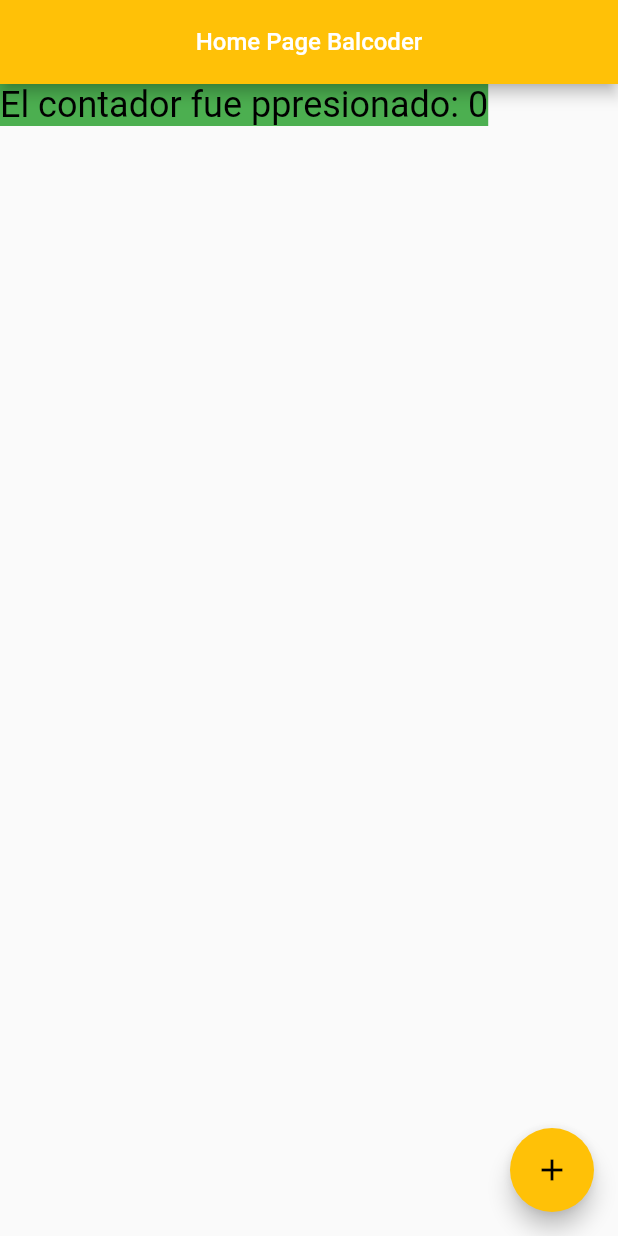
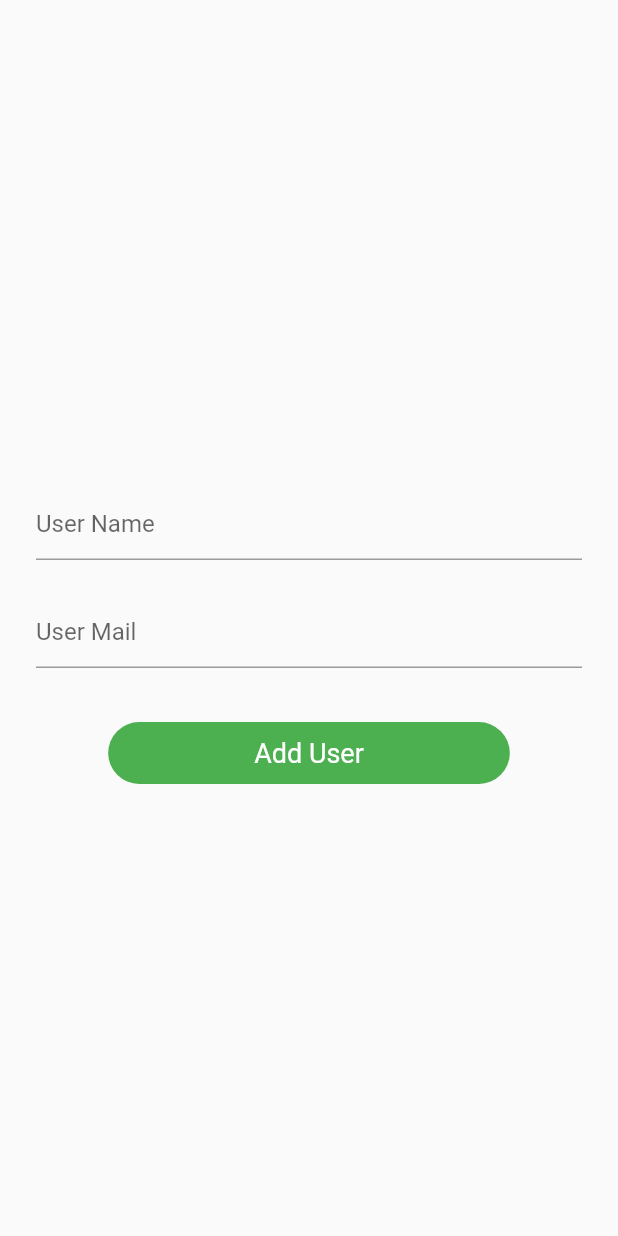
Before and after one commit to sneydermc3007/flutter_Firstapp_Balcoder, a Flutter app: the screen it shows after launch, on a phone screen of 412 x 824 dp. Run offline on Flutter 3.47's test engine with Material 2 defaults, Android fonts, the phone set to English and light mode, and no system bars.

```diff
--- a/lib/main.dart
+++ b/lib/main.dart
@@ -1,5 +1,6 @@
 import 'package:flutter/material.dart';
 import 'package:flutter_first_app_balcoder/ui/home_page.dart';
+import 'package:flutter_first_app_balcoder/ui/user/user_form_page.dart';
 
 void main() {
   runApp(MyApp());
@@ -12,103 +13,9 @@
     return MaterialApp(
       title: 'Flutter Demo',
       theme: ThemeData(
-        // This is the theme of your application.
-        //
-        // Try running your application with "flutter run". You'll see the
-        // application has a blue toolbar. Then, without quitting the app, try
-        // changing the primarySwatch below to Colors.green and then invoke
-        // "hot reload" (press "r" in the console where you ran "flutter run",
-        // or simply save your changes to "hot reload" in a Flutter IDE).
-        // Notice that the counter didn't reset back to zero; the application
-        // is not restarted.
-        primarySwatch: Colors.amber,
+        primarySwatch: Colors.blue,
       ),
-      home: HomePage(),
+      home: UserFormPage(),
     );
   }
 }
-
-// class MyHomePage extends StatefulWidget {
-//   MyHomePage({Key? key, required this.title}) : super(key: key);
-
-//   // This widget is the home page of your application. It is stateful, meaning
-//   // that it has a State object (defined below) that contains fields that affect
-//   // how it looks.
-
-//   // This class is the configuration for the state. It holds the values (in this
-//   // case the title) provided by the parent (in this case the App widget) and
-//   // used by the build method of the State. Fields in a Widget subclass are
-//   // always marked "final".
-
-//   final String title;
-
-//   @override
-//   _MyHomePageState createState() => _MyHomePageState();
-// }
-
-// class _MyHomePageState extends State<MyHomePage> {
-//   int _counter = 0;
-
-//   void _incrementCounter() {
-//     setState(() {
-//       // This call to setState tells the Flutter framework that something has
-//       // changed in this State, which causes it to rerun the build method below
-//       // so that the display can reflect the updated values. If we changed
-//       // _counter without calling setState(), then the build method would not be
-//       // called again, and so nothing would appear to happen.
-//       _counter++;
-//     });
-//   }
-
-//   @override
-//   Widget build(BuildContext context) {
-//     // This method is rerun every time setState is called, for instance as done
-//     // by the _incrementCounter method above.
-//     //
-//     // The Flutter framework has been optimized to make rerunning build methods
-//     // fast, so that you can just rebuild anything that needs updating rather
-//     // than having to individually change instances of widgets.
-//     return Scaffold(
-//       appBar: AppBar(
-//         // Here we take the value from the MyHomePage object that was created by
-//         // the App.build method, and use it to set our appbar title.
-//         title: Text(widget.title),
-//       ),
-//       body: Center(
-//         // Center is a layout widget. It takes a single child and positions it
-//         // in the middle of the parent.
-//         child: Column(
-//           // Column is also a layout widget. It takes a list of children and
-//           // arranges them vertically. By default, it sizes itself to fit its
-//           // children horizontally, and tries to be as tall as its parent.
-//           //
-//           // Invoke "debug painting" (press "p" in the console, choose the
-//           // "Toggle Debug Paint" action from the Flutter Inspector in Android
-//           // Studio, or the "Toggle Debug Paint" command in Visual Studio Code)
-//           // to see the wireframe for each widget.
-//           //
-//           // Column has various properties to control how it sizes itself and
-//           // how it positions its children. Here we use mainAxisAlignment to
-//           // center the children vertically; the main axis here is the vertical
-//           // axis because Columns are vertical (the cross axis would be
-//           // horizontal).
-//           mainAxisAlignment: MainAxisAlignment.center,
-//           children: <Widget>[
-//             Text(
-//               'You have pushed the button this many times:',
-//             ),
-//             Text(
-//               '$_counter',
-//               style: Theme.of(context).textTheme.headline4,
-//             ),
-//           ],
-//         ),
-//       ),
-//       floatingActionButton: FloatingActionButton(
-//         onPressed: _incrementCounter,
-//         tooltip: 'Increment',
-//         child: Icon(Icons.add),
-//       ), // This trailing comma makes auto-formatting nicer for build methods.
-//     );
-//   }
-// }
--- a/lib/ui/home_page.dart
+++ b/lib/ui/home_page.dart
@@ -1,19 +1,18 @@
 import 'package:flutter/material.dart';
 
 class HomePage extends StatefulWidget {
-  const HomePage({ Key? key }) : super(key: key);
+  const HomePage({Key? key}) : super(key: key);
 
   @override
   _HomePageState createState() => _HomePageState();
 }
 
 class _HomePageState extends State<HomePage> {
-
   int _counter = 0;
 
-  contar() {
+  increseCounter() {
     setState(() {
-        _counter = _counter + 1;
+      _counter++;
     });
   }
 
@@ -21,20 +20,20 @@
   Widget build(BuildContext context) {
     return Scaffold(
       appBar: AppBar(
-        title: Center(
-          child: Text( "Home Page Balcoder",
-          style: TextStyle (color: Colors.white, fontSize: 16), )) ,),
+        title: Center(child: Text("Home Page Balcoder")),
+      ),
       body: Container(
-        child: Text("El contador fue ppresionado: " + _counter.toString(),
-        style: TextStyle(color: Colors.black, fontSize: 24)),
-        color: Colors.green, ),
-
+        child: Center(
+            child: Text("El contador fue presionado: " + _counter.toString())),
+        color: Colors.blue.shade50,
+      ),
       floatingActionButton: FloatingActionButton(
-        child: Icon(Icons.add) ,
-        onPressed: (){
-        print("Pressed");
-        contar();
-      },),
+        child: Icon(Icons.add_box),
+        onPressed: () {
+          print("Pressed");
+          increseCounter();
+        },
+      ),
     );
   }
 }
--- /dev/null
+++ b/lib/ui/user/user_form_page.dart
@@ -0,0 +1,53 @@
+import 'package:flutter/material.dart';
+import 'package:flutter_first_app_balcoder/utils/custom_container.dart';
+
+class UserFormPage extends StatefulWidget {
+  const UserFormPage({Key? key}) : super(key: key);
+
+  @override
+  _UserFormPageState createState() => _UserFormPageState();
+}
+
+class _UserFormPageState extends State<UserFormPage> {
+  @override
+  Widget build(BuildContext context) {
+    double _height = MediaQuery.of(context).size.height * 0.05;
+    double _width = MediaQuery.of(context).size.width * 0.65;
+
+return Scaffold(
+      body: Container(
+        child: Center(
+            child: Column(
+          children: [
+            Spacer(),
+            Padding(
+              padding: const EdgeInsets.all(24.0),
+              child: TextFormField(
+                decoration: InputDecoration(hintText: "User Name"),
+              ),
+            ),
+            Padding(
+              padding: const EdgeInsets.only(left: 24, right: 24, bottom: 36),
+              child: TextFormField(
+                decoration: InputDecoration(hintText: "User Mail"),
+              ),
+            ),
+            GestureDetector(
+              onTap: () {
+                print("User Name");
+                print("User Email");
+              },
+              child: CustomContainer(
+                titleText: "Add User",
+                sizeHeight: _height,
+                sizeWidth: _width,
+                color: Colors.green,
+              ),
+            ),
+            Spacer(),
+          ],
+        )),
+      ),
+    );
+  }
+}
--- /dev/null
+++ b/lib/utils/custom_container.dart
@@ -0,0 +1,32 @@
+import 'package:flutter/material.dart';
+
+class CustomContainer extends StatelessWidget {
+  CustomContainer(
+      {Key? key,
+      required this.titleText,
+      required this.sizeHeight,
+      required this.sizeWidth,
+      required this.color})
+      : super(key: key);
+
+  String titleText;
+  double sizeHeight;
+  double sizeWidth;
+  Color color;
+
+  @override
+  Widget build(BuildContext context) {
+    return Container(
+      height: sizeHeight,
+      width: sizeWidth,
+      decoration: BoxDecoration(
+          color: color, borderRadius: BorderRadius.all(Radius.circular(50))),
+      child: Center(
+        child: Text(
+          titleText,
+          style: TextStyle(fontSize: 18, color: Colors.white),
+        ),
+      ),
+    );
+  }
+}
```
